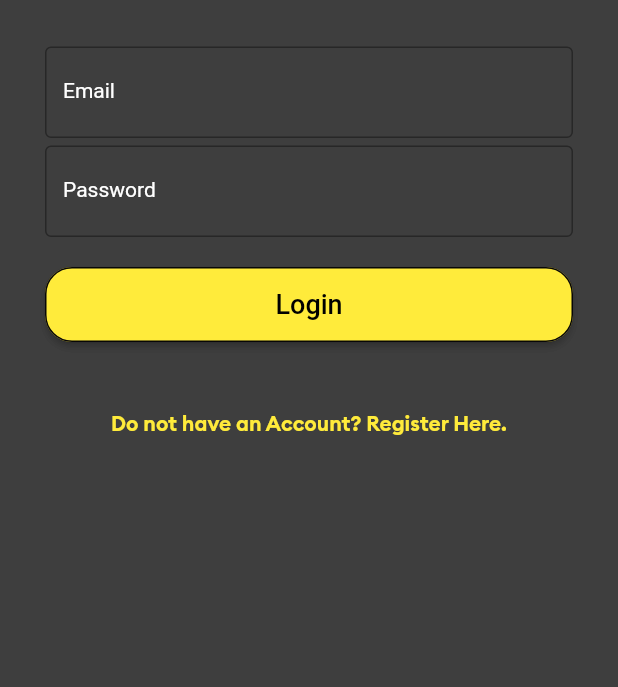
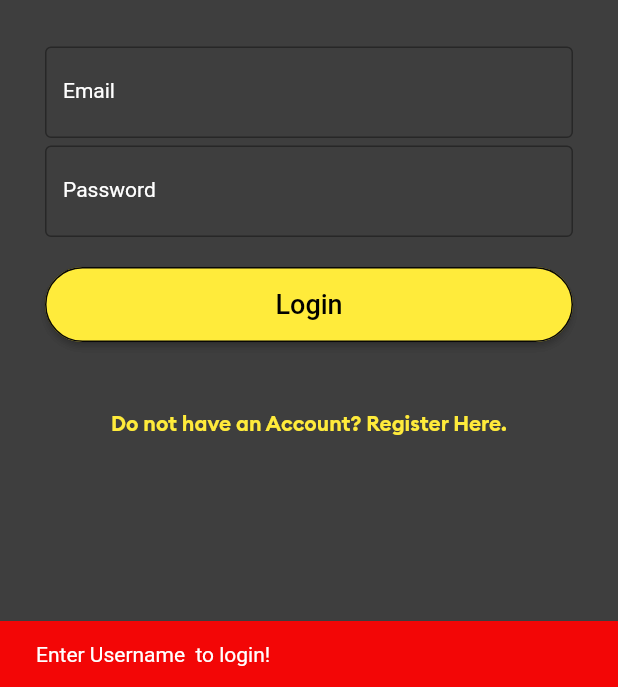
Before and after one commit to Abhilash-Puthukkudi/Eyy-AUTO-FlutterAPP-MCA-FINAL-PROJECT, a Flutter app: the screen it shows after launch, after a tap on "Login", on a phone screen of 412 x 824 dp, the part 549-1236 px from its top. Run offline on Flutter 3.47's test engine with Material 2 defaults, Android fonts, the phone set to English and light mode, and no system bars; our stand-ins replace firebase_auth, firebase_core, firebase_database, page_transition; accounts and stored records are empty; Roboto replaces fonts that are missing (Brand Bolt).

Commit message:
text editing contollers& login validation complte

```diff
--- a/passenger/lib/AllScreens/loginScreen.dart
+++ b/passenger/lib/AllScreens/loginScreen.dart
@@ -1,6 +1,7 @@
 import 'package:flutter/material.dart';
 import 'package:page_transition/page_transition.dart';
 import 'package:passenger/AllScreens/registrationScreen.dart';
+import 'package:passenger/functions/validators.dart';
 
 class loginScreen extends StatefulWidget {
   const loginScreen({Key? key}) : super(key: key);
@@ -12,6 +13,12 @@ class loginScreen extends StatefulWidget {
 }
 
 class _loginScreenState extends State<loginScreen> {
+  //text editing controllers
+
+  final TextEditingController usernameController = TextEditingController();
+  final TextEditingController passwordController = TextEditingController();
+
+  //
   @override
   Widget build(BuildContext context) {
     return Scaffold(
@@ -41,6 +48,7 @@ class _loginScreenState extends State<loginScreen> {
                 children: [
                   SizedBox(height: 1.0),
                   TextField(
+                    controller: usernameController,
                     style: TextStyle(color: Colors.yellow, fontSize: 18),
                     textAlign: TextAlign.center,
                     keyboardType: TextInputType.emailAddress,
@@ -57,6 +65,7 @@ class _loginScreenState extends State<loginScreen> {
                   ),
                   SizedBox(height: 5.0),
                   TextField(
+                    controller: passwordController,
                     textAlign: TextAlign.center,
                     style: TextStyle(color: Colors.yellow, fontSize: 18),
                     obscureText: true,
@@ -74,10 +83,21 @@ class _loginScreenState extends State<loginScreen> {
                         shape:
                             MaterialStateProperty.all<RoundedRectangleBorder>(
                                 RoundedRectangleBorder(
-                                    borderRadius: BorderRadius.circular(18.0),
+                                    borderRadius: BorderRadius.circular(50.0),
                                     side: BorderSide(
                                         color: Color.fromARGB(255, 8, 7, 7))))),
-                    onPressed: () {},
+                    onPressed: () {
+                      if (usernameController.text.isEmpty) {
+                        redMessenger(context, "Enter Username  to login!");
+                      } else if (passwordController.text.isEmpty) {
+                        redMessenger(context, "Enter Password to login!");
+                      } else {
+                        String username = usernameController.text.trim();
+                        String password = passwordController.text.trim();
+                        //login function
+                        loginPassenger(context, username, password);
+                      }
+                    },
                     child: Container(
                       height: 50,
                       child: Center(
@@ -110,4 +130,8 @@ class _loginScreenState extends State<loginScreen> {
       ),
     );
   }
+
+  void loginPassenger(BuildContext context, String username, String password) {
+
+  }
 }
```
